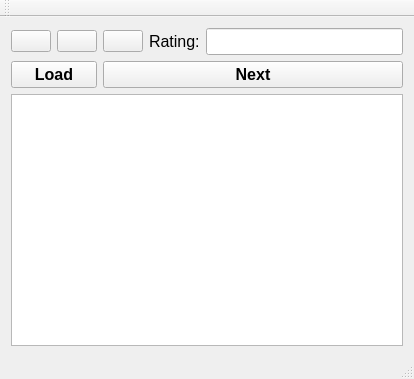
Above: 2sem/hw8/task8_2/bashquotes.ui from spp-plotnikov/homeworks before the change. Below: the same form after it.
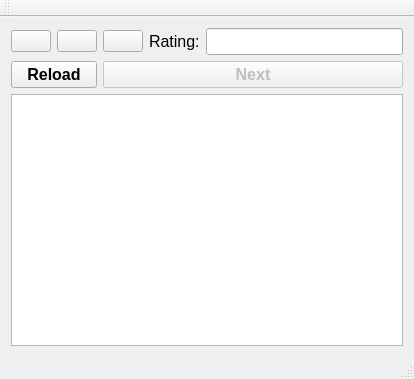
That is the form after the change. Icons and pictures are not drawn.

```diff
--- a/2sem/hw8/task8_2/bashquotes.ui
+++ b/2sem/hw8/task8_2/bashquotes.ui
@@ -96,6 +96,9 @@
     </item>
     <item row="2" column="2" colspan="3">
      <widget class="QPushButton" name="next">
+      <property name="enabled">
+       <bool>false</bool>
+      </property>
       <property name="font">
        <font>
         <pointsize>12</pointsize>
@@ -127,7 +130,7 @@
        </font>
       </property>
       <property name="text">
-       <string>Load</string>
+       <string>Reload</string>
       </property>
       <property name="iconSize">
        <size>
```
Left out of the diff: 2 changed lines with no effect on the pictures.
